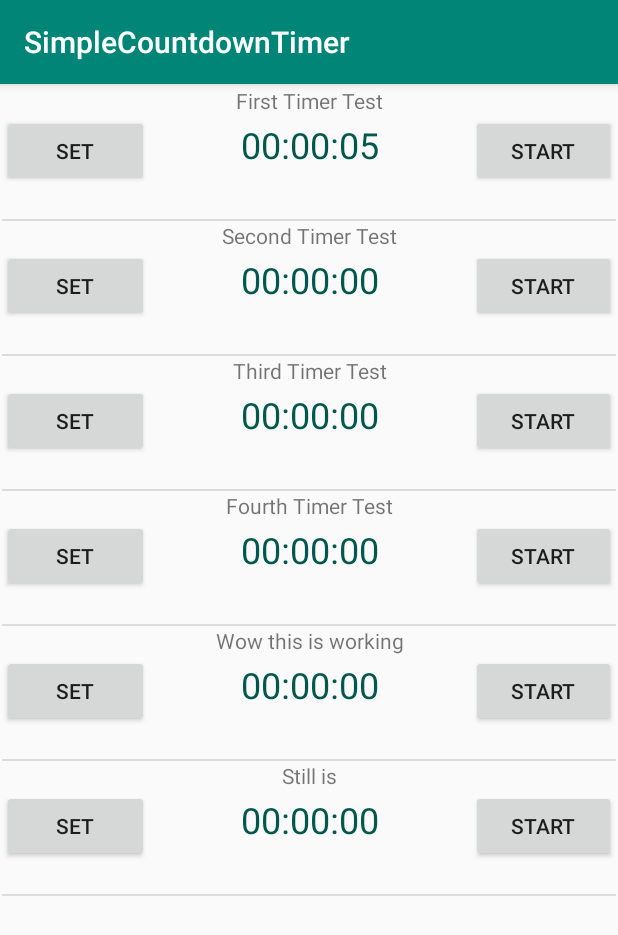
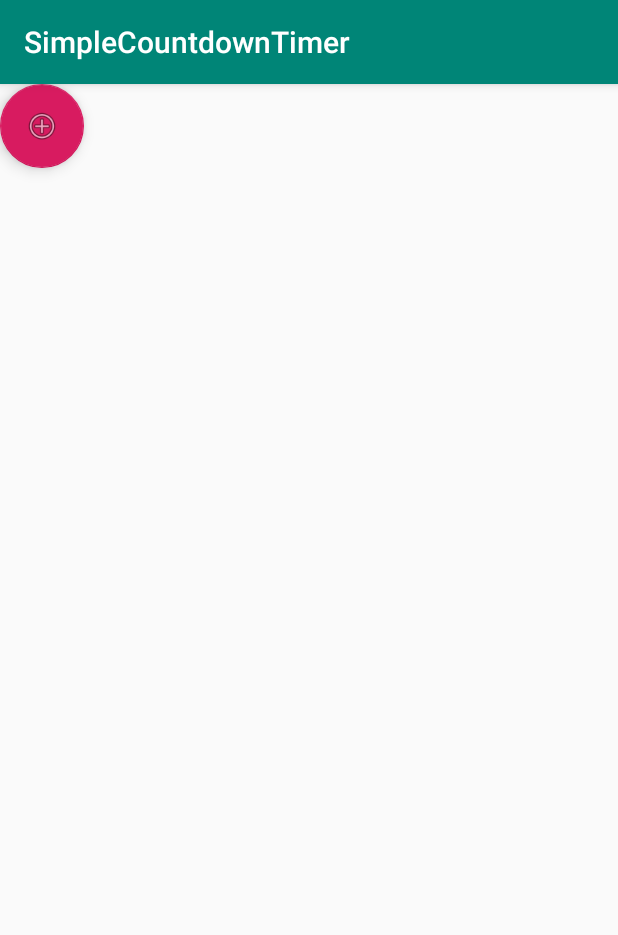
Before and after one commit to CS246-Group06/MultipleTimerApp, an Android app: the SetTimer screen opened directly, with no data from a screen before it, after a tap on "SET TIMER", on a phone screen of 412 x 824 dp. Shown: the top 935 px of the screen. Run offline under Robolectric (Android 15) with nearby library versions, the phone set to English and light mode, and no system bars.

Commit message:
MULTIPLE TIMER UPDATE (Refactor)
~Please see previous commits for Multiple Timer Update~

Additions
- Javadoc added for appropriate classes and methods for clarity
- Commented methods for additional clarity when working with the project.

```diff
--- a/app/src/main/java/com/example/simplecountdowntimer/MainActivity.java
+++ b/app/src/main/java/com/example/simplecountdowntimer/MainActivity.java
@@ -16,6 +16,7 @@ import android.view.View;
 import android.widget.Button;
 import android.widget.ListView;
 
+import com.google.android.material.floatingactionbutton.FloatingActionButton;
 import com.google.gson.Gson;
 
 import java.sql.Time;
@@ -27,21 +28,20 @@ import java.util.Arrays;
  */
 public class MainActivity extends AppCompatActivity implements MainActivityInterface {
     public static final String TAG = "MainActivity";
-
     public static final String EXTRA_TIME = "com.example.simplecountdowntimer.TIME";
     public static final String EXTRA_NAME = "com.example.simplecountdowntimer.NAME";
     public static final String EXTRA_RESET_TIME = "com.example.simplecountdowntimer.RESET_TIME";
     public static final String TIMER_DATA_KEY = "TIMER_DATA_KEY";
 
-    //private TextView countDownText;
-    //private TextView setRest;
-    //private TextView editlabel;
-    //private Button countDownButton;
-    //private Button setReset;
-    //private Timer timer;
+    //TODO: Convert to local
+    /**
+     * The array list of timers, can add or remove from this collection.
+     */
+    private ArrayList<Timer> _timers;
 
-    //TODO: Convert to local
-    private ArrayList<Timer> _timers;
+    /**
+     * The adapter which converts the model timers to views.
+     */
     private TimerListAdapter _adapter;
 
     /**
@@ -55,31 +55,35 @@ public class MainActivity extends AppCompatActivity implements MainActivityInter
         setContentView(R.layout.activity_main);
         Log.i("Tag", "onCreate");
 
-        /*editlabel = findViewById(R.id.labelName);
-        setReset = findViewById(R.id.setReset);
-        countDownText = findViewById(R.id.countDownText2);
-        countDownButton = findViewById(R.id.countdown_button);
-        countDownButton.setOnClickListener(new View.OnClickListener() {
-            @Override
-            public void onClick(View v) {
-                startStop();
-            }
-        });*/
 
-        // Set time with data from memory
+        // ################
+        // ### STEP ONE ### - Load the timers from data, if there are any.
+        // ################
         SharedPreferences sharedPref = getSharedPreferences("sharedPref", Context.MODE_PRIVATE);
         Gson gson = new Gson();
+
+        //NOTE: Uncomment the following to reset the timer data. Debug purposes only.
+        /*SharedPreferences.Editor editor = sharedPref.edit();
+        editor.clear();
+        editor.commit();*/
+
         String jsonFileContents = sharedPref.getString(TIMER_DATA_KEY, "FAIL");
 
         if (jsonFileContents != "FAIL")
         {
             TimerSerializable[] timersLoaded = gson.fromJson(jsonFileContents, TimerSerializable[].class);
-
-
+            Log.d(TAG, "Successfully loaded timers.");
             _timers = new ArrayList<>();
 
             for (int i = 0; i < timersLoaded.length; i++)
             {
+                //Load each timer
+                TimerSerializable serializable = timersLoaded[i];
+
+                if (serializable.timerRunning) {
+                    long timeEllapsedMilliseconds = System.currentTimeMillis() - serializable.lastTimeStampInMilliseconds;
+                    serializable.timeLeftInMilliseconds -= timeEllapsedMilliseconds;
+                }
 
                 Timer timer = new Timer(timersLoaded[i].timeLeftInMilliseconds, timersLoaded[i].timerName, timersLoaded[i].resetTime);
 
@@ -90,62 +94,76 @@ public class MainActivity extends AppCompatActivity implements MainActivityInter
 
                 _timers.add(timer);
             }
-            //_timers.addAll(Arrays.asList(timersLoaded));
         }
         else
         {
+            Log.d(TAG, "Failed to load timers, initializing new timer array.");
             //Failed to load, create empty
             _timers = new ArrayList<>();
-
-            _timers.add(new Timer(5000, "First Timer Test", 5000));
-            _timers.add(new Timer(0, "Second Timer Test", 0));
-            _timers.add(new Timer(0, "Third Timer Test", 0));
-            _timers.add(new Timer(0, "Fourth Timer Test", 0));
-            _timers.add(new Timer(0, "Wow this is working", 0));
-            _timers.add(new Timer(0, "Still is", 0));
         }
 
-        //long timeLeftInMillisecondsLoaded = sharedPref.getLong(MainActivity.EXTRA_TIME, 0);
-        //long resetTime= sharedPref.getLong("resetTime", 0);
 
-        // Update local variable by pulling from shared preferences
-        //String timerName = sharedPref.getString(EXTRA_NAME, "Timer 1");
-        //editlabel.setText(timerName);
-
-        // Updates variables with time and label set by user and passed with intent
-        //long timeLeftInMilliseconds = getIntent().getLongExtra(EXTRA_TIME, timeLeftInMillisecondsLoaded);
-        //timer = new Timer(this, timeLeftInMilliseconds, timerName, resetTime);
-
-        //Test to see if we are modifying a timer.
+        // ################
+        // ### STEP TWO ### - If a new or modified timer came from the set timer activity, we
+        // ################   then add the new timer or modify the existing timer here.
         Intent intent = getIntent();
         long timeLeftInMillisecondsLoaded = intent.getLongExtra(EXTRA_TIME, -1);
         long resetTime = intent.getLongExtra(EXTRA_RESET_TIME, -1);
         String nameTimer = intent.getStringExtra(EXTRA_NAME);
         int indexNewTimer = intent.getIntExtra(SetTimer.POSITION_INDEX, -1);
+        Log.d(TAG, "Index New Timer: " + indexNewTimer);
 
         if (indexNewTimer != -1)
         {
-            _timers.set(indexNewTimer, new Timer(timeLeftInMillisecondsLoaded, nameTimer, resetTime));
+            //Determine if its a new timer or an existing timer by index. If the index is out of bounds, it is a new timer
+            Log.d(TAG, "Size Timers: " + _timers.size());
+
+            if (indexNewTimer < _timers.size()) {
+                //It is an existing timer we are modifying
+                _timers.set(indexNewTimer, new Timer(timeLeftInMillisecondsLoaded, nameTimer, resetTime));
+            } else {
+                //It is a new timer
+                _timers.add(new Timer(timeLeftInMillisecondsLoaded, nameTimer, resetTime));
+            }
         }
 
-        // Updates the Text box displaying time set by user
-        //updateTimer(timeLeftInMilliseconds);
 
+        // ##################
+        // ### STEP THREE ### - We set up the view for each timer here
+        // ##################
         ListView recyclerView = findViewById(R.id.timers_list_view);
         _adapter = new TimerListAdapter(this, R.layout.timer_adapter_view_layout, _timers);
         _adapter.MainActivityInterface = this;
         recyclerView.setAdapter(_adapter);
+
+
+        // #################
+        // ### STEP FOUR ### - Add an onClick listener to the add timer button.
+        // #################
+        FloatingActionButton addTimerButton = findViewById(R.id.add_timer_button);
+        addTimerButton.setOnClickListener(new View.OnClickListener() {
+            @Override
+            public void onClick(View v) {
+                addTimerButtonPress();
+            }
+        });
     }
 
-
-
     /**
-     * Invoked when app stops, save data to shared preferences
+     * Invoked when app stops, saves data to shared preferences
      */
     @Override
     public void onStop() {
         // When app stops, save data to shared preferences
+
+        persistTimers();
         super.onStop();
+    }
+
+    /**
+     * Saves timer data.
+     */
+    private void persistTimers() {
         SharedPreferences sharedPref = getSharedPreferences("sharedPref", Context.MODE_PRIVATE);
         SharedPreferences.Editor editor = sharedPref.edit();
 
@@ -157,16 +175,24 @@ public class MainActivity extends AppCompatActivity implements MainActivityInter
 
         Gson gson = new Gson();
         String jsonFile = gson.toJson(timerSerializables);
+
+        Log.v(TAG, "JSON File: " + jsonFile);
         editor.putString(TIMER_DATA_KEY, jsonFile);
         editor.commit();
-
-        /*editor.putLong(MainActivity.EXTRA_TIME, timer.getTimerLeftInMilliseconds());
-        editor.putString(MainActivity.EXTRA_NAME, timer.getTimerName());
-        editor.putLong("resetTime", timer.getResetTime());
-        editor.apply();*/
-
     }
 
+    /**
+     * Invoked when the add_timer_button is pressed.
+     */
+    public void addTimerButtonPress() {
+        Log.d(TAG, "Timers Count: " + _timers.size());
+        startSetTimerActivity(_timers.size());
+    }
+
+    /**
+     * Invoked when a start_stop_button of one of the timers is pressed.
+     * @param holder The view manager of the timer which the button was pressed on.
+     */
     public void startStopButtonPress(TimerHolder holder) {
         Log.i(TAG, "Start Stop Button Pressed");
         Timer timer = holder.Timer;
@@ -174,6 +200,10 @@ public class MainActivity extends AppCompatActivity implements MainActivityInter
         startStopTimer(timer, holder.StartStopButton, holder.SetResetButton);
     }
 
+    /**
+     * Invoked when a set_reset_button of one of the timers is pressed.
+     * @param holder The view manager of the timer which the button was pressed on.
+     */
     public void setResetButtonPress(TimerHolder holder) {
 
         if (holder == null) {
@@ -204,21 +234,32 @@ public class MainActivity extends AppCompatActivity implements MainActivityInter
         // If no time left on the timer, go to SetTimer activity
         else if(!timer.getTimerRunning() && timer.getTimerLeftInMilliseconds() == timer.getResetTime()){
             Log.i("Tag", "second ELSE IF ran");
-            Intent intent = new Intent(this, SetTimer.class);
-            intent.putExtra(SetTimer.POSITION_INDEX, holder.Position);
-            startActivity(intent);
+            startSetTimerActivity(holder.Position);
         }
         else {
             Log.i("Tag", "ELSE ran");
-            Intent intent = new Intent(this, SetTimer.class);
-            Log.d(TAG, "Holder Position in Intent: " + holder.Position);
-            intent.putExtra(SetTimer.POSITION_INDEX, holder.Position);
-            startActivity(intent);
+            startSetTimerActivity(holder.Position);
         }
     }
 
+    /**
+     * Invoke to move to the set timer activity to create or modify a timer.
+     * @param indexOfTimer The index of the timer to modify. If a new timer is desired make it the index of the new timer.
+     */
+    private void startSetTimerActivity(int indexOfTimer) {
+        persistTimers();
+        Intent intent = new Intent(this, SetTimer.class);
+        intent.putExtra(SetTimer.POSITION_INDEX, indexOfTimer);
+        startActivity(intent);
+    }
+
+    /**
+     * Either starts or pauses a timer
+     * @param timer The timer to start or pause
+     * @param startStopButton The start_stop_button of the timer.
+     * @param setResetButton The set_reset_button of the timer.
+     */
     private void startStopTimer(Timer timer, Button startStopButton, Button setResetButton) {
-
         if (timer.getTimerRunning()) {
             Log.i("Tag", "stopTimer called");
             timer.stopTimer();
@@ -232,81 +273,4 @@ public class MainActivity extends AppCompatActivity implements MainActivityInter
             timer.setTimerRunning(true);
         }
     }
-
-
-    /**
-     * Called when we set a new or existing timer.
-     */
-    /*public void setTimer() {
-        Log.i("Tag", "setTimer called");
-        // If there is time left on the timer, RESET it and continue to run.
-        if(timer.getTimerRunning()) {
-            Log.i("Tag", "IF ran");
-            startStop();
-            timer.reset();
-            updateTimer(timer.getTimerLeftInMilliseconds());
-            setReset.setText("SET");
-        }
-        // If there is time left on the timer, but timer has been paused, .
-        else if(!timer.getTimerRunning() && (timer.getTimerLeftInMilliseconds() != timer.getResetTime())) {
-            Log.i("Tag", "first ELSE IF ran");
-            timer.getResetTime();
-            timer.reset();
-            updateTimer(timer.getTimerLeftInMilliseconds());
-            setReset.setText("SET");
-        }
-        // If no time left on the timer, go to SetTimer activity
-        else if(!timer.getTimerRunning() && timer.getTimerLeftInMilliseconds() == timer.getResetTime()){
-            Log.i("Tag", "second ELSE IF ran");
-            Intent intent = new Intent(this, SetTimer.class);
-            startActivity(intent);
-        }
-        else {
-            Log.i("Tag", "ELSE ran");
-            Intent intent = new Intent(this, SetTimer.class);
-            startActivity(intent);
-        }
-    }*/
-
-    /**
-     * Invoked on pressing either the start or stop button.
-     */
-    /*public void startStop () {
-        if (timer.getTimerRunning()) {
-            Log.i("Tag", "stopTimer called");
-            timer.stopTimer();
-            countDownButton.setText("START");
-            timer.setTimerRunning(false);
-        } else {
-            Log.i("Tag", "startTimer called");
-            timer.startTimer();
-            countDownButton.setText("PAUSE");
-            setReset.setText("RESET");
-            timer.setTimerRunning(true);
-        }
-    }*/
-
-    /**
-     * Updates the views to display the time, continually counting down
-     * @param timeLeftInMilliseconds The time left in milliseconds.
-     */
-    /*public void updateTimer(long timeLeftInMilliseconds) {
-        int hours = (int) ((timeLeftInMilliseconds / (1000 * 60 * 60)) % 24);
-        int minutes = (int) ((timeLeftInMilliseconds / (1000 * 60)) % 60);
-        int seconds = (int) (timeLeftInMilliseconds / 1000) % 60;
-        String timeLeftText;
-
-        timeLeftText = "" + hours;
-        if(hours < 10) timeLeftText = "0" + hours;
-        timeLeftText += ":";
-
-        if(minutes < 10) timeLeftText += "0" + minutes;
-        if(minutes >= 10) timeLeftText += minutes;
-        timeLeftText += ":";
-
-        if(seconds < 10) timeLeftText += "0";
-        timeLeftText += seconds;
-
-        countDownText.setText(timeLeftText);
-    }*/
 }
--- a/app/src/main/java/com/example/simplecountdowntimer/SetTimer.java
+++ b/app/src/main/java/com/example/simplecountdowntimer/SetTimer.java
@@ -45,7 +45,6 @@ public class SetTimer extends AppCompatActivity {
 
         // Get the Intent that started this activity and extract the string
         Intent intent = getIntent();
-        String message = intent.getStringExtra(MainActivity.EXTRA_TIME);
         _indexOfTimer = intent.getIntExtra(POSITION_INDEX, -1);
 
         Log.d(TAG, "Index of Timer is: " + _indexOfTimer);
@@ -86,12 +85,6 @@ public class SetTimer extends AppCompatActivity {
         intent.putExtra(MainActivity.EXTRA_NAME, name2);
         intent.putExtra(MainActivity.EXTRA_TIME, totalTimeInMilliseconds);
         intent.putExtra(MainActivity.EXTRA_RESET_TIME, totalTimeInMilliseconds);
-        /*SharedPreferences sharedPref = getSharedPreferences("sharedPref", Context.MODE_PRIVATE);
-        SharedPreferences.Editor editor = sharedPref.edit();
-        editor.putLong(MainActivity.EXTRA_TIME, totalTimeInMilliseconds);
-        editor.putString(MainActivity.EXTRA_NAME, name2);
-        editor.putLong("resetTime", totalTimeInMilliseconds);
-        editor.apply();*/
         startActivity(intent);
     }
 }
--- a/app/src/main/java/com/example/simplecountdowntimer/TimerHolder.java
+++ b/app/src/main/java/com/example/simplecountdowntimer/TimerHolder.java
@@ -3,6 +3,9 @@ package com.example.simplecountdowntimer;
 import android.widget.Button;
 import android.widget.TextView;
 
+/**
+ * Manages a view for a single timer.
+ */
 public class TimerHolder implements TimerUiDelegate {
     //TODO: Change Timer to a delegate type for more security
     Timer Timer;
--- a/app/src/main/java/com/example/simplecountdowntimer/TimerListAdapter.java
+++ b/app/src/main/java/com/example/simplecountdowntimer/TimerListAdapter.java
@@ -17,6 +17,10 @@ import org.w3c.dom.Text;
 import java.util.ArrayList;
 import java.util.List;
 
+/**
+ * Manages the view for all of the timers in the list.
+ * Creates TimerHolders to manage each individual view
+ */
 public class TimerListAdapter extends ArrayAdapter<Timer> {
     public static final String TAG = "TimerListAdapter";
 
--- a/app/src/main/java/com/example/simplecountdowntimer/TimerUiDelegate.java
+++ b/app/src/main/java/com/example/simplecountdowntimer/TimerUiDelegate.java
@@ -5,10 +5,8 @@ package com.example.simplecountdowntimer;
  */
 public interface TimerUiDelegate {
 
-    //public void updateTimer(long timeInMilliseconds);
-
     /**
-     *
+     * Updates the user interface with the current time.
      * @param timeLeft
      */
     void updateUserInterface(String timeLeft);
--- a/app/src/main/res/layout/activity_main.xml
+++ b/app/src/main/res/layout/activity_main.xml
@@ -21,6 +21,16 @@
         app:layout_constraintHorizontal_bias="0.0"
         app:layout_constraintStart_toStartOf="parent"
         app:layout_constraintTop_toTopOf="parent"
-        app:layout_constraintVertical_bias="1.0" />
+        app:layout_constraintVertical_bias="1.0" >
+    </ListView>
+
+    <com.google.android.material.floatingactionbutton.FloatingActionButton
+        android:id="@+id/add_timer_button"
+        android:layout_width="wrap_content"
+        android:layout_height="wrap_content"
+        android:clickable="true"
+        app:layout_constraintStart_toStartOf="parent"
+        app:layout_constraintTop_toTopOf="parent"
+        app:srcCompat="@android:drawable/ic_menu_add" />
 
 </androidx.constraintlayout.widget.ConstraintLayout>
```
Also changed, not shown: app/src/main/java/com/example/simplecountdowntimer/TimerSerializable.java (+19 -1 lines).
